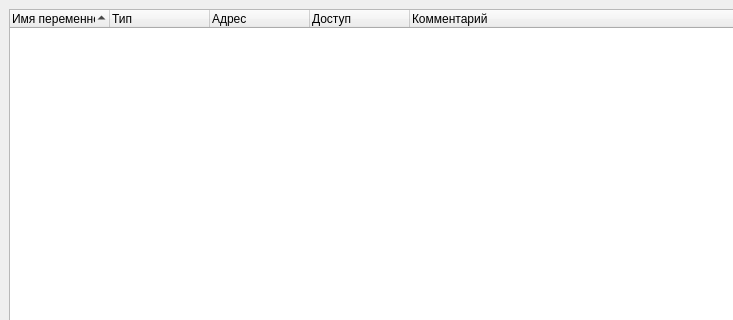
This is mainwindow.ui in Wooferpenza/XML as Qt 5 draws it before an edit; both pictures show x 0 to 733 and y 0 to 320 of the 1000 by 700 pixel window. The edited form follows.
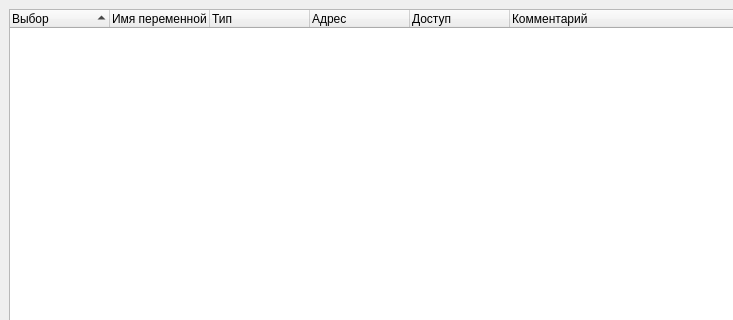
This is the edited form.

Commit message: Добавлен выбор строки

```diff
--- a/mainwindow.ui
+++ b/mainwindow.ui
@@ -26,6 +26,11 @@
       <property name="sortingEnabled">
        <bool>true</bool>
       </property>
+      <column>
+       <property name="text">
+        <string>Выбор</string>
+       </property>
+      </column>
       <column>
        <property name="text">
         <string>Имя переменной</string>
```
The commit also changes 3 other files.
